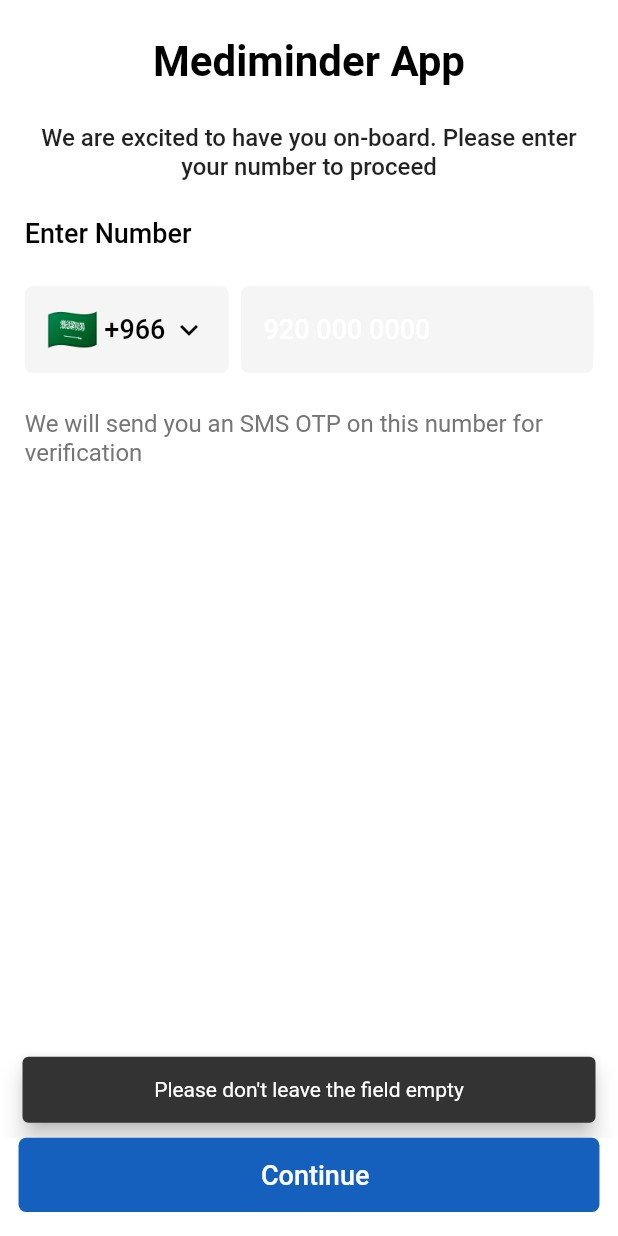
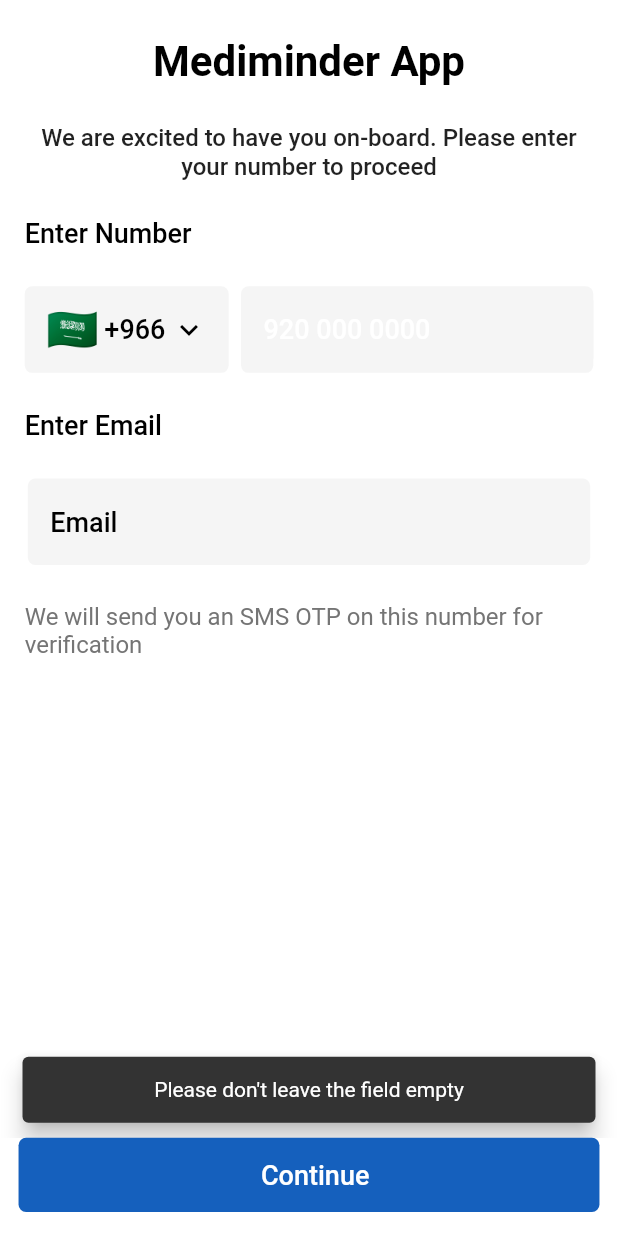
Before and after one commit to rehanahmad608/MedicineReminderApp, a Flutter app: the NumberRegistrationScreen screen opened by its route, after a tap on "Continue", on a phone screen of 412 x 824 dp. Run offline on Flutter 3.47's test engine with Material 2 defaults, Android fonts, the phone set to English and light mode, and no system bars; our stand-ins replace country_picker, flutter_local_notifications, lottie, rxdart, shared_preferences; missing offline and left inert: phone_form_field; accounts and stored records are empty; Roboto replaces fonts that are missing (ProximaNova).

Commit message:
email field added

```diff
--- a/lib/src/presentation/screens/intro/number_registration.dart
+++ b/lib/src/presentation/screens/intro/number_registration.dart
@@ -1,4 +1,5 @@
 import 'package:flutter/material.dart';
+import 'package:flutter/services.dart';
 import 'package:phone_form_field/phone_form_field.dart';
 import 'package:stellar/src/infrastructure/screen_size_config/screen_size_config.dart';
 import 'package:stellar/src/presentation/screens/intro/otp_verification.dart';
@@ -6,6 +7,8 @@
 import 'package:stellar/src/presentation/ui/templates/intro_widgets/heading.dart';
 import 'package:stellar/src/presentation/ui/templates/my_buttons.dart';
 import 'package:stellar/src/presentation/ui/templates/phone_number_textfield.dart';
+import 'package:stellar/src/presentation/ui/templates/textfield.dart';
+import 'package:stellar/src/presentation/ui/templates/validation.dart';
 
 class NumberRegistrationScreen extends StatefulWidget {
   const NumberRegistrationScreen({Key? key}) : super(key: key);
@@ -26,6 +29,8 @@
   // bool error = true;
   final _formkey = GlobalKey<FormState>();
   TextEditingController phoneNum = TextEditingController();
+  bool emailError = false;
+  final TextEditingController emailController = TextEditingController();
   @override
   void initState() {
     phoneNumberErrorShownWithTextField = false;
@@ -254,6 +259,41 @@
                   height: ScreenConfig.screenSizeHeight * 0.03,
                 ),
                 const PhoneNumberTextFieldToShow(),
+                SizedBox(
+                  height: ScreenConfig.screenSizeHeight * 0.03,
+                ),
+                Text('Enter Email',
+                    style: ScreenConfig.theme.textTheme.headline6),
+                SizedBox(
+                  height: ScreenConfig.screenSizeHeight * 0.03,
+                ),
+                Row(
+                  mainAxisAlignment: MainAxisAlignment.center,
+                  children: [
+                    SizedBox(
+                      width: ScreenConfig.screenSizeWidth * 0.91,
+                      child: MyTextFields.generalTextField(
+                          textInputType: TextInputType.emailAddress,
+                          inputFormatters: [
+                            FilteringTextInputFormatter.deny(RegExp(' '))
+                          ],
+                          onChanged: (val) {
+                            if (!validateStructureEmail(val)) {
+                              setState(() {
+                                emailError = true;
+                              });
+                            } else {
+                              setState(() {
+                                emailError = false;
+                              });
+                            }
+                          },
+                          hint: "Email",
+                          controller: emailController),
+                    ),
+                  ],
+                ),
+                // const PhoneNumberTextFieldToShow(),
                 // Column(
                 //   crossAxisAlignment: CrossAxisAlignment.start,
                 //   children: [
@@ -341,7 +381,8 @@
       floatingActionButton: Buttons.fullWidthButton(
           text: 'Continue',
           func: () {
-            if (phoneNumberTextFieldController.text.isNotEmpty) {
+            if (phoneNumberTextFieldController.text.isNotEmpty &&
+                emailController.text.isNotEmpty) {
               if (phoneNumberErrorShownWithTextField == false) {
                 // print(error);
                 setState(() {
@@ -364,6 +405,28 @@
 
                 FocusScope.of(context).unfocus();
               }
+              if (emailError == false) {
+                // print(error);
+                setState(() {
+                  emailError = false;
+                });
+                // _formkey.currentState!.save();
+                // print(phone);
+                // BlocProvider.of<UserBloc>(context).add(Signin(
+                //     phoneNum: phoneNumberTextFieldController.text));
+                Navigator.push(
+                  context,
+                  MaterialPageRoute(
+                      builder: (context) => OTPVerificationScreen(
+                          mobileNum: phoneNumberTextFieldController.text)),
+                );
+              } else {
+                setState(() {
+                  emailError = true;
+                });
+
+                FocusScope.of(context).unfocus();
+              }
             } else {
               ScaffoldMessenger.of(context).showSnackBar(
                   showSnackbar("Please don't leave the field empty"));
```
